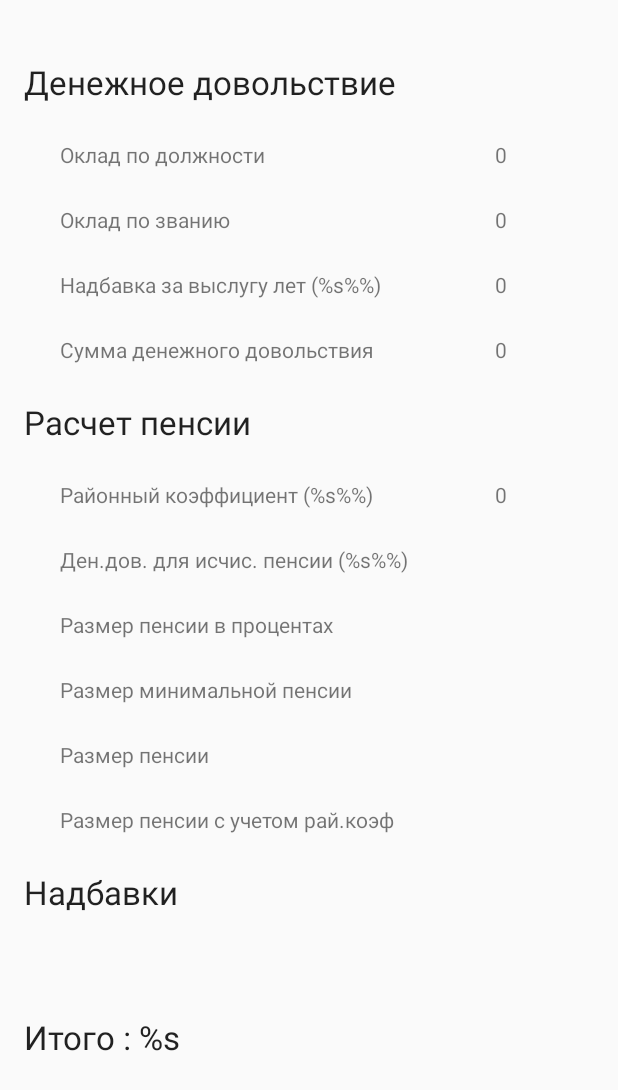
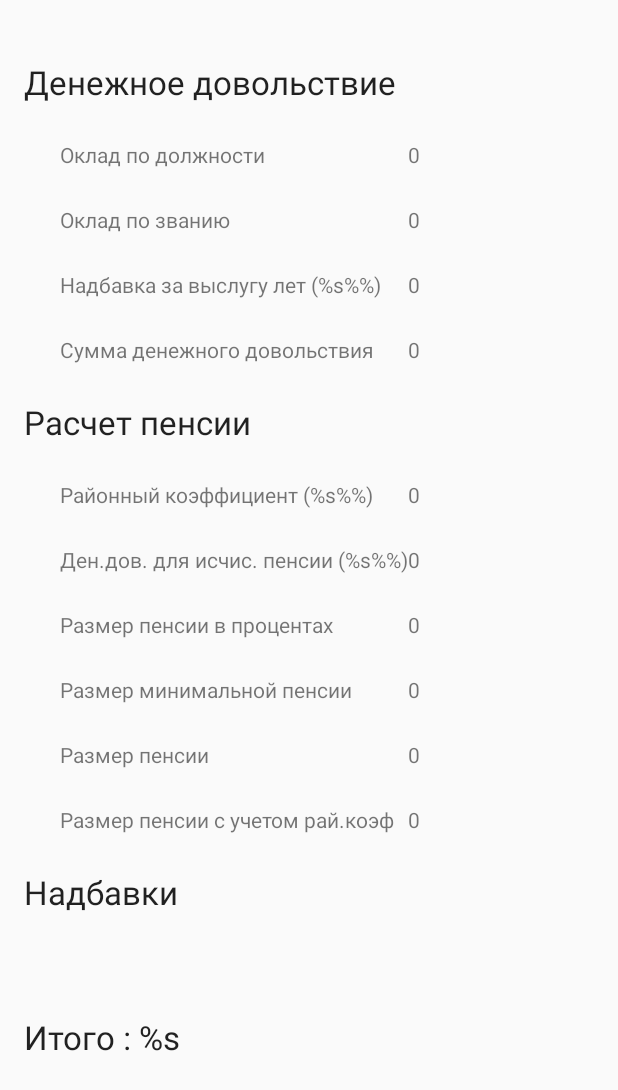
Before and after one commit to dwaider/Pension, an Android app: the layout fragment_result_calc.xml on its own in the app's theme, with its tools: preview values and no code run, on a phone screen of 412 x 824 dp. Shown: the top 1090 px of the screen. Run offline under Robolectric (Android 15) with nearby library versions, the phone set to English and light mode, and no system bars.

Commit message:
28102016

```diff
--- a/app/build.gradle
+++ b/app/build.gradle
@@ -8,8 +8,8 @@ android {
         applicationId "mvd.pension"
         minSdkVersion 15
         targetSdkVersion 23
-        versionCode 1
-        versionName "1.0"
+        versionCode 10
+        versionName "1.1.1"
         multiDexEnabled true
     }
     dexOptions {
--- a/app/src/main/java/mvd/pension/SingleFragmentActivity.java
+++ b/app/src/main/java/mvd/pension/SingleFragmentActivity.java
@@ -312,9 +312,9 @@ public abstract class SingleFragmentActivity extends AppCompatActivity implement
 		int id = item.getItemId();
 
 		//noinspection SimplifiableIfStatement
-		if (id == R.id.action_settings) {
-			return true;
-		}
+		//if (id == R.id.action_settings) {
+		//	return true;
+		//}
 
 		return super.onOptionsItemSelected(item);
 	}
--- a/app/src/main/res/layout/fragment_result_calc.xml
+++ b/app/src/main/res/layout/fragment_result_calc.xml
@@ -19,7 +19,7 @@
 
 
             <TableLayout
-                android:layout_width="match_parent"
+                android:layout_width="wrap_content"
                 android:layout_height="wrap_content">
 
                 <TextView
@@ -38,13 +38,15 @@
                     <TextView
                         android:id="@+id/txVal"
                         android:text="@string/pcalc_oklad_dolg"
-                        android:layout_width="match_parent"
+                        android:layout_width="wrap_content"
+                        android:layout_height="wrap_content"
                         android:layout_weight="1" />
 
                     <TextView
                         android:id="@+id/txDolOklad"
                         android:text="@string/const_zero"
-                        android:layout_width="match_parent"
+                        android:layout_width="wrap_content"
+                        android:layout_height="wrap_content"
                         android:layout_weight="1" />
                 </TableRow>
 
@@ -56,13 +58,16 @@
                     <TextView
                         android:id="@+id/textView3"
                         android:text="@string/pcalc_oklad_zavan"
+                        android:layout_width="wrap_content"
+                        android:layout_height="wrap_content"
                         android:layout_weight="1" />
 
                     <TextView
                         android:id="@+id/txZvanOklad"
                         android:text="@string/const_zero"
+                        android:layout_width="wrap_content"
+                        android:layout_height="wrap_content"
                         android:layout_weight="1" />
-
                 </TableRow>
 
                 <TableRow android:id="@+id/tableRow6"
@@ -73,11 +78,15 @@
                     <TextView
                         android:id="@+id/txNameProcNadb"
                         android:text="@string/pcalc_nadb_visl_for_pensi"
+                        android:layout_width="wrap_content"
+                        android:layout_height="wrap_content"
                         android:layout_weight="1" />
 
                     <TextView
                         android:id="@+id/txVislProcNadb"
                         android:text="@string/const_zero"
+                        android:layout_width="wrap_content"
+                        android:layout_height="wrap_content"
                         android:layout_weight="1" />
                 </TableRow>
 
@@ -88,10 +97,14 @@
                     <TextView
                         android:id="@+id/txView7"
                         android:text="@string/pcalc_sum_den_dovi"
+                        android:layout_width="wrap_content"
+                        android:layout_height="wrap_content"
                         android:layout_weight="1" />
                     <TextView
                         android:id="@+id/txSumDov"
                         android:text="@string/const_zero"
+                        android:layout_width="wrap_content"
+                        android:layout_height="wrap_content"
                         android:layout_weight="1" />
                 </TableRow>
 
@@ -110,11 +123,15 @@
 
                     <TextView
                         android:id="@+id/txNameRaionKoeff"
+                        android:layout_width="wrap_content"
+                        android:layout_height="wrap_content"
                         android:text="@string/pcalc_nadb_raion_koeff"
                         android:layout_weight="1" />
                     <TextView
                         android:id="@+id/txRaionKoeff"
                         android:text="@string/const_zero"
+                        android:layout_width="wrap_content"
+                        android:layout_height="wrap_content"
                         android:layout_weight="1" />
                 </TableRow>
 
@@ -126,10 +143,15 @@
                     <TextView
                         android:id="@+id/txDenDovForIsch"
                         android:text="@string/pcalc_sum_den_dov_for_isch"
+                        android:layout_width="wrap_content"
+                        android:layout_height="wrap_content"
                         android:layout_weight="1" />
 
                     <TextView
                         android:id="@+id/txDenDovForIschislPensii"
+                        android:text="@string/const_zero"
+                        android:layout_width="wrap_content"
+                        android:layout_height="wrap_content"
                         android:layout_weight="1" />
                 </TableRow>
 
@@ -140,10 +162,15 @@
                     <TextView
                         android:id="@+id/TextView03"
                         android:text="@string/pcalc_razm_v_procent"
+                        android:layout_width="wrap_content"
+                        android:layout_height="wrap_content"
                         android:layout_weight="1" />
 
                     <TextView
                         android:id="@+id/txRazmVProcent"
+                        android:text="@string/const_zero"
+                        android:layout_width="wrap_content"
+                        android:layout_height="wrap_content"
                         android:layout_weight="1" />
                 </TableRow>
 
@@ -155,10 +182,15 @@
                     <TextView
                         android:id="@+id/TextView06"
                         android:text="@string/pcalc_razm_min_pensii"
+                        android:layout_width="wrap_content"
+                        android:layout_height="wrap_content"
                         android:layout_weight="1" />
 
                     <TextView
                         android:id="@+id/txMinPensii"
+                        android:text="@string/const_zero"
+                        android:layout_width="wrap_content"
+                        android:layout_height="wrap_content"
                         android:layout_weight="1" />
                 </TableRow>
 
@@ -170,10 +202,15 @@
                     <TextView
                         android:id="@+id/TextView05"
                         android:text="@string/pcalc_razm_pensii"
+                        android:layout_width="wrap_content"
+                        android:layout_height="wrap_content"
                         android:layout_weight="1" />
 
                     <TextView
                         android:id="@+id/txRasmPensii"
+                        android:text="@string/const_zero"
+                        android:layout_width="wrap_content"
+                        android:layout_height="wrap_content"
                         android:layout_weight="1" />
                 </TableRow>
 
@@ -185,10 +222,15 @@
                     <TextView
                         android:id="@+id/TextView04"
                         android:text="@string/pcalc_razm_pensii_ural_koff"
+                        android:layout_width="wrap_content"
+                        android:layout_height="wrap_content"
                         android:layout_weight="1" />
 
                     <TextView
                         android:id="@+id/txRazmUchetRaionKoeff"
+                        android:text="@string/const_zero"
+                        android:layout_width="wrap_content"
+                        android:layout_height="wrap_content"
                         android:layout_weight="1" />
                 </TableRow>
 
@@ -206,7 +248,8 @@
                     android:layout_marginTop="24dp"
                     android:layout_marginLeft="24dp">
                     <TextView
-                        android:id="@+id/txNadbavka"/>
+                        android:id="@+id/txNadbavka"
+                        />
                 </TableRow>
 
                 <TextView
@@ -217,9 +260,7 @@
                     android:layout_marginTop="24dp"
                     android:layout_marginBottom="24dp"
                     android:text="@string/pcalc_result_text"/>
-
             </TableLayout>
-
         </LinearLayout>
     </ScrollView>
 
--- a/app/src/main/res/menu/pcalc_splash.xml
+++ b/app/src/main/res/menu/pcalc_splash.xml
@@ -1,9 +1,4 @@
 <?xml version="1.0" encoding="utf-8"?>
 <menu xmlns:android="http://schemas.android.com/apk/res/android"
     xmlns:app="http://schemas.android.com/apk/res-auto">
-    <item
-        android:id="@+id/action_settings"
-        android:orderInCategory="100"
-        android:title="@string/action_settings"
-        app:showAsAction="never" />
 </menu>
--- a/app/src/main/res/values/strings.xml
+++ b/app/src/main/res/values/strings.xml
@@ -72,6 +72,9 @@
         <item>30</item>
         <item>40</item>
         <item>50</item>
+        <item>60</item>
+        <item>70</item>
+        <item>80</item>
     </string-array>
 
     <string-array name="pcalc_result_data_calc_pensia_struc">
```
Also changed, not shown: app/src/main/assets/pension_bd.sqlite.
